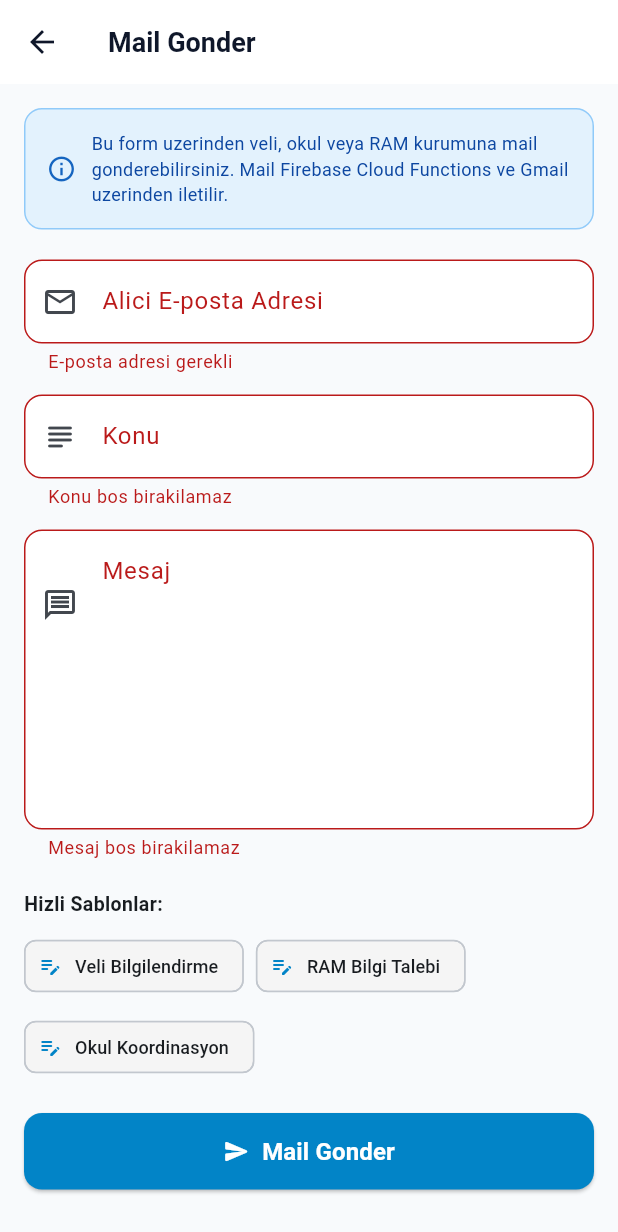
After one commit to taneru-sketch/rehab_ogrenci_takip-, a Flutter app: the MailFormScreen screen opened directly, after a tap on "Mail Gonder", on a phone screen of 412 x 824 dp. The commit adds this screen. Shown: the top 1232 px of the screen. Run offline on Flutter 3.47's test engine with Material 3 defaults, Android fonts, the phone set to English and light mode, and no system bars; our stand-ins replace cloud_functions, google_mobile_ads.

Commit message:
Firebase + Gmail mail entegrasyonu ve Cloud Functions eklendi

```diff
--- /dev/null
+++ b/lib/views/mail/mail_form_screen.dart
@@ -0,0 +1,278 @@
+import 'package:flutter/material.dart';
+import 'package:cloud_functions/cloud_functions.dart';
+
+class MailFormScreen extends StatefulWidget {
+  final String? studentName; // Belirli öğrenci için otomatik konu
+  const MailFormScreen({super.key, this.studentName});
+
+  @override
+  State<MailFormScreen> createState() => _MailFormScreenState();
+}
+
+class _MailFormScreenState extends State<MailFormScreen> {
+  final _formKey = GlobalKey<FormState>();
+  final _toController = TextEditingController();
+  final _subjectController = TextEditingController();
+  final _messageController = TextEditingController();
+  bool _isSending = false;
+  String? _resultMessage;
+  bool _isSuccess = false;
+
+  @override
+  void initState() {
+    super.initState();
+    if (widget.studentName != null) {
+      _subjectController.text = '${widget.studentName} - Ogrenci Bilgisi';
+    }
+  }
+
+  Future<void> _sendMail() async {
+    if (!_formKey.currentState!.validate()) return;
+
+    setState(() {
+      _isSending = true;
+      _resultMessage = null;
+    });
+
+    try {
+      // Firebase Cloud Functions'taki "sendMail" fonksiyonunu çağır
+      final callable = FirebaseFunctions.instanceFor(region: 'us-central1')
+          .httpsCallable('sendMail');
+
+      final result = await callable.call({
+        'to': _toController.text.trim(),
+        'subject': _subjectController.text.trim(),
+        'message': _messageController.text.trim(),
+      });
+
+      if (result.data['success'] == true) {
+        setState(() {
+          _isSuccess = true;
+          _resultMessage = 'Mail basariyla gonderildi!';
+        });
+        _toController.clear();
+        _subjectController.clear();
+        _messageController.clear();
+      } else {
+        setState(() {
+          _isSuccess = false;
+          _resultMessage = 'Mail gonderilemedi: ${result.data['error']}';
+        });
+      }
+    } on FirebaseFunctionsException catch (e) {
+      setState(() {
+        _isSuccess = false;
+        _resultMessage = 'Hata: ${e.message}';
+      });
+    } catch (e) {
+      setState(() {
+        _isSuccess = false;
+        _resultMessage = 'Beklenmeyen hata: $e';
+      });
+    } finally {
+      setState(() => _isSending = false);
+    }
+  }
+
+  @override
+  void dispose() {
+    _toController.dispose();
+    _subjectController.dispose();
+    _messageController.dispose();
+    super.dispose();
+  }
+
+  @override
+  Widget build(BuildContext context) {
+    final theme = Theme.of(context);
+
+    return Scaffold(
+      backgroundColor: const Color(0xFFF8FAFC),
+      appBar: AppBar(
+        title: const Text('Mail Gonder'),
+      ),
+      body: SingleChildScrollView(
+        padding: const EdgeInsets.all(16),
+        child: Form(
+          key: _formKey,
+          child: Column(
+            crossAxisAlignment: CrossAxisAlignment.stretch,
+            children: [
+              // Bilgilendirme
+              Container(
+                padding: const EdgeInsets.all(14),
+                margin: const EdgeInsets.only(bottom: 20),
+                decoration: BoxDecoration(
+                  color: Colors.blue.shade50,
+                  borderRadius: BorderRadius.circular(12),
+                  border: Border.all(color: Colors.blue.shade200),
+                ),
+                child: Row(
+                  children: [
+                    Icon(Icons.info_outline, color: Colors.blue.shade800, size: 20),
+                    const SizedBox(width: 10),
+                    Expanded(
+                      child: Text(
+                        'Bu form uzerinden veli, okul veya RAM kurumuna mail gonderebilirsiniz. '
+                        'Mail Firebase Cloud Functions ve Gmail uzerinden iletilir.',
+                        style: TextStyle(fontSize: 12, color: Colors.blue.shade900, height: 1.4),
+                      ),
+                    ),
+                  ],
+                ),
+              ),
+
+              // Alıcı E-posta
+              TextFormField(
+                controller: _toController,
+                keyboardType: TextInputType.emailAddress,
+                decoration: InputDecoration(
+                  labelText: 'Alici E-posta Adresi',
+                  hintText: 'veli@ornek.com',
+                  prefixIcon: const Icon(Icons.email_outlined),
+                  filled: true,
+                  fillColor: Colors.white,
+                  border: OutlineInputBorder(borderRadius: BorderRadius.circular(12)),
+                ),
+                validator: (val) {
+                  if (val == null || val.trim().isEmpty) return 'E-posta adresi gerekli';
+                  if (!val.contains('@')) return 'Gecerli bir e-posta giriniz';
+                  return null;
+                },
+              ),
+              const SizedBox(height: 14),
+
+              // Konu
+              TextFormField(
+                controller: _subjectController,
+                decoration: InputDecoration(
+                  labelText: 'Konu',
+                  prefixIcon: const Icon(Icons.subject_rounded),
+                  filled: true,
+                  fillColor: Colors.white,
+                  border: OutlineInputBorder(borderRadius: BorderRadius.circular(12)),
+                ),
+                validator: (val) {
+                  if (val == null || val.trim().isEmpty) return 'Konu bos birakilamaz';
+                  return null;
+                },
+              ),
+              const SizedBox(height: 14),
+
+              // Mesaj
+              TextFormField(
+                controller: _messageController,
+                maxLines: 7,
+                decoration: InputDecoration(
+                  labelText: 'Mesaj',
+                  alignLabelWithHint: true,
+                  prefixIcon: const Padding(
+                    padding: EdgeInsets.only(bottom: 100),
+                    child: Icon(Icons.message_outlined),
+                  ),
+                  filled: true,
+                  fillColor: Colors.white,
+                  border: OutlineInputBorder(borderRadius: BorderRadius.circular(12)),
+                ),
+                validator: (val) {
+                  if (val == null || val.trim().isEmpty) return 'Mesaj bos birakilamaz';
+                  return null;
+                },
+              ),
+              const SizedBox(height: 20),
+
+              // Hızlı Şablonlar
+              const Text(
+                'Hizli Sablonlar:',
+                style: TextStyle(fontSize: 13, fontWeight: FontWeight.bold),
+              ),
+              const SizedBox(height: 8),
+              Wrap(
+                spacing: 8,
+                runSpacing: 6,
+                children: [
+                  _buildTemplateChip('Veli Bilgilendirme',
+                    'Sayin veli, cocugunuzun bugunki seans degerlendirmesini bilgilerinize sunariz.'),
+                  _buildTemplateChip('RAM Bilgi Talebi',
+                    'Sayin yetkili, ogrencimizin RAM raporu ile ilgili guncel bilgi talep etmekteyiz.'),
+                  _buildTemplateChip('Okul Koordinasyon',
+                    'Sayin ogretmen, ogrencimizin merkez ve okul arasindaki egitim koordinasyonu hakkinda gorusmek istiyoruz.'),
+                ],
+              ),
+              const SizedBox(height: 20),
+
+              // Sonuç Mesajı
+              if (_resultMessage != null)
+                Container(
+                  padding: const EdgeInsets.all(14),
+                  margin: const EdgeInsets.only(bottom: 16),
+                  decoration: BoxDecoration(
+                    color: _isSuccess ? Colors.green.shade50 : Colors.red.shade50,
+                    borderRadius: BorderRadius.circular(10),
+                    border: Border.all(
+                      color: _isSuccess ? Colors.green.shade300 : Colors.red.shade300,
+                    ),
+                  ),
+                  child: Row(
+                    children: [
+                      Icon(
+                        _isSuccess ? Icons.check_circle_outline : Icons.error_outline,
+                        color: _isSuccess ? Colors.green.shade700 : Colors.red.shade700,
+                      ),
+                      const SizedBox(width: 10),
+                      Expanded(
+                        child: Text(
+                          _resultMessage!,
+                          style: TextStyle(
+                            color: _isSuccess ? Colors.green.shade900 : Colors.red.shade900,
+                            fontWeight: FontWeight.w500,
+                          ),
+                        ),
+                      ),
+                    ],
+                  ),
+                ),
+
+              // Gönder Butonu
+              ElevatedButton.icon(
+                onPressed: _isSending ? null : _sendMail,
+                icon: _isSending
+                    ? const SizedBox(
+                        width: 20,
+                        height: 20,
+                        child: CircularProgressIndicator(
+                          strokeWidth: 2,
+                          color: Colors.white,
+                        ),
+                      )
+                    : const Icon(Icons.send_rounded),
+                label: Text(
+                  _isSending ? 'Gonderiliyor...' : 'Mail Gonder',
+                  style: const TextStyle(fontSize: 16, fontWeight: FontWeight.bold),
+                ),
+                style: ElevatedButton.styleFrom(
+                  backgroundColor: theme.colorScheme.primary,
+                  foregroundColor: Colors.white,
+                  disabledBackgroundColor: Colors.grey.shade400,
+                  padding: const EdgeInsets.symmetric(vertical: 14),
+                  shape: RoundedRectangleBorder(
+                    borderRadius: BorderRadius.circular(12),
+                  ),
+                ),
+              ),
+            ],
+          ),
+        ),
+      ),
+    );
+  }
+
+  Widget _buildTemplateChip(String label, String templateText) {
+    return ActionChip(
+      avatar: const Icon(Icons.edit_note_rounded, size: 16),
+      label: Text(label, style: const TextStyle(fontSize: 12)),
+      onPressed: () => _messageController.text = templateText,
+      backgroundColor: Colors.grey.shade100,
+    );
+  }
+}
--- a/pubspec.yaml
+++ b/pubspec.yaml
@@ -15,6 +15,12 @@ dependencies:
   uuid: ^4.4.0
   shared_preferences: ^2.2.3
 
+  # Firebase
+  firebase_core: ^3.8.0
+  cloud_firestore: ^5.5.0
+  firebase_auth: ^5.3.3
+  cloud_functions: ^5.1.3
+
 dev_dependencies:
   flutter_test:
     sdk: flutter
```
Also changed, not shown: lib/views/student_detail/student_detail_screen.dart (+26 -1 lines), firebase.json (added), 2 other files.
